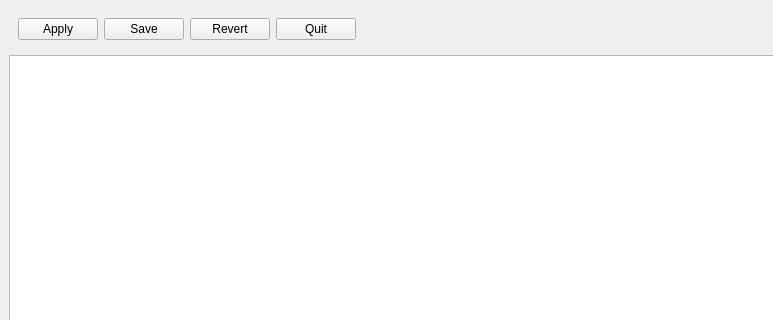
Before: the Qt Designer form ioc.ui in pcdshub/IocManager, drawn with Qt 5; both pictures show x 0 to 773 and y 0 to 320 of the 1332 by 488 pixel window.
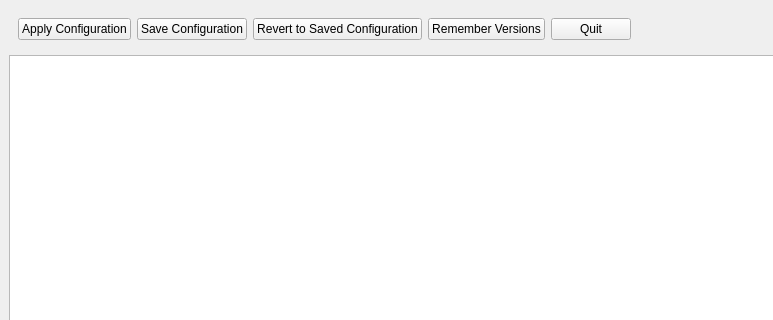
After: the same form once the commit is applied.

Commit message: Add "Remember Versions" button and expand button names.

Diff of the .ui file:
```diff
--- a/ioc.ui
+++ b/ioc.ui
@@ -33,7 +33,7 @@
           </sizepolicy>
          </property>
          <property name="text">
-          <string>Apply</string>
+          <string>Apply Configuration</string>
          </property>
         </widget>
        </item>
@@ -46,7 +46,7 @@
           </sizepolicy>
          </property>
          <property name="text">
-          <string>Save</string>
+          <string>Save Configuration</string>
          </property>
         </widget>
        </item>
@@ -59,7 +59,14 @@
           </sizepolicy>
          </property>
          <property name="text">
-          <string>Revert</string>
+          <string>Revert to Saved Configuration</string>
+         </property>
+        </widget>
+       </item>
+       <item>
+        <widget class="QPushButton" name="rememberButton">
+         <property name="text">
+          <string>Remember Versions</string>
          </property>
         </widget>
        </item>
```
The commit also changes 3 other files.
